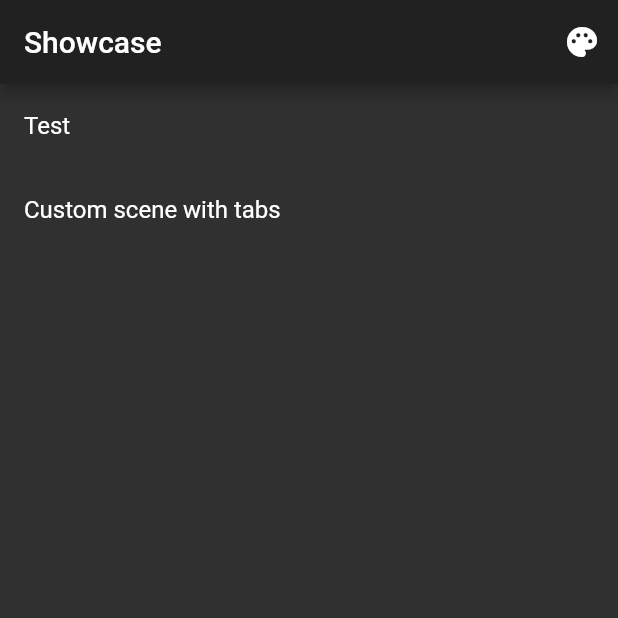
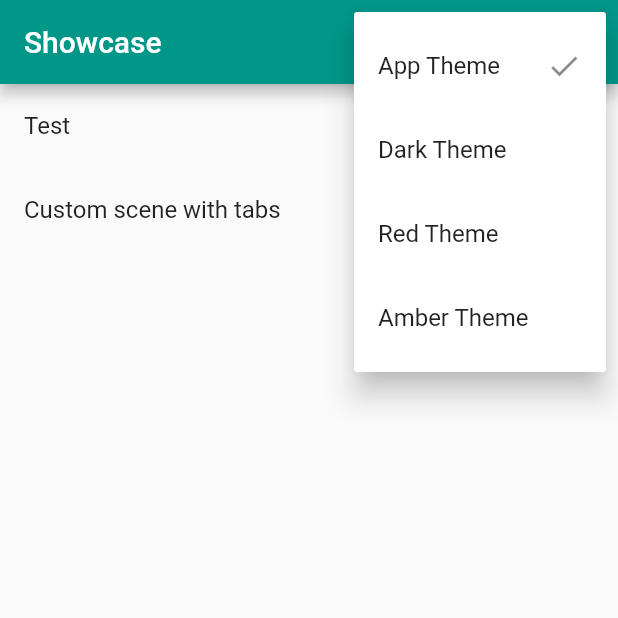
Before and after one commit to karbunkul/flutter_showcase, a Flutter app: the screen it shows after launch, after a tap on the "palette" icon, on a phone screen of 412 x 824 dp, the top half of it. Run offline on Flutter 3.47's test engine with Material 2 defaults, Android fonts, the phone set to English and light mode, and no system bars; missing offline and left inert: dynamic_prop.

Commit message:
preferences

```diff
--- a/example/lib/main.dart
+++ b/example/lib/main.dart
@@ -19,6 +19,17 @@ class MyApp extends StatelessWidget {
         visualDensity: VisualDensity.adaptivePlatformDensity,
       ),
       home: Showcase(
+        themes: [
+          ThemeInfo(data: ThemeData.dark(), title: 'Dark Theme'),
+          ThemeInfo(
+            data: ThemeData(primarySwatch: Colors.red),
+            title: 'Red Theme',
+          ),
+          ThemeInfo(
+            data: ThemeData(primarySwatch: Colors.amber),
+            title: 'Amber Theme',
+          ),
+        ],
         definitions: [
           Definition(
               title: 'Test',
@@ -29,13 +40,21 @@ class MyApp extends StatelessWidget {
                   initialData: 'foo bar',
                   widget: TextFieldProp(),
                 ),
+                Prop<bool>(
+                  id: 'is_req',
+                  isRequired: true,
+                  widget: CheckboxProp('Is req?'),
+                ),
               ],
               builder: (BuildContext context, PropValues values) {
+                if (values.value('is_req') == false) {
+                  return Text('failed');
+                }
                 return Text(values.value('data') ?? 'default');
               }),
           Definition(
             title: 'Custom scene with tabs',
-            sceneBuilder: (_, scene) => SceneWithTabs(scene: scene),
+//            sceneBuilder: (_, scene) => SceneWithTabs(scene: scene),
             props: [
               Prop<String>(
                 id: 'data',
@@ -51,6 +70,28 @@ class MyApp extends StatelessWidget {
       ),
     );
   }
+}
+
+class CheckboxProp implements PropWidget<bool> {
+  final String title;
+
+  CheckboxProp(this.title);
+  @override
+  Widget builder(BuildContext context, bool value, onChanged) {
+    return Row(
+      children: <Widget>[
+        Checkbox(value: value ?? false, onChanged: onChanged),
+        SizedBox(width: 16),
+        Text(this.title ?? ''),
+      ],
+    );
+  }
+
+  @override
+  void dispose() {}
+
+  @override
+  void init(bool initialData) {}
 }
 
 class TextFieldProp implements PropWidget<String> {
--- a/example/lib/scene_with_tabs.dart
+++ b/example/lib/scene_with_tabs.dart
@@ -24,8 +24,7 @@ class _SceneWithTabsState extends State<SceneWithTabs> {
       floatingActionButton: FloatingActionButton(
         child: Icon(Icons.palette),
         onPressed: () {
-          widget.scene
-              .changeTheme(ThemeInfo(data: widget.scene.themes[0].data));
+          widget.scene.changeTheme(widget.scene.themes[0].data);
         },
       ),
       bottomNavigationBar: BottomNavigationBar(
--- a/lib/src/definition.dart
+++ b/lib/src/definition.dart
@@ -31,4 +31,6 @@ class PropValues {
       return data[id];
     }
   }
+
+  bool hasKey(String key) => data.containsKey(key);
 }
--- a/lib/src/preferences.dart
+++ b/lib/src/preferences.dart
@@ -21,9 +21,11 @@ class Preferences with ChangeNotifier {
     notifyListeners();
   }
 
-  void changeTheme(ThemeInfo themeInfo) {
-    _currentTheme = themeInfo.data;
-    _notify();
+  void changeTheme(ThemeData themeData) {
+    if (identical(themeData, _currentTheme) == false) {
+      _currentTheme = themeData;
+      _notify();
+    }
   }
 
   List<ThemeItem> get themes => _themes.map((e) {
--- a/lib/src/scene_context.dart
+++ b/lib/src/scene_context.dart
@@ -1,15 +1,15 @@
 import 'package:dynamic_prop/dynamic_prop.dart';
 import 'package:flutter/foundation.dart';
+import 'package:flutter/material.dart';
 import 'package:flutter/widgets.dart';
 import 'package:showcase/src/definition.dart';
-import 'package:showcase/src/theme_info.dart';
 import 'package:showcase/src/theme_item.dart';
 
 class SceneContext {
   final Definition definition;
   final Widget child;
   final OnPropChange onPropChange;
-  final ValueChanged<ThemeInfo> changeTheme;
+  final ValueChanged<ThemeData> changeTheme;
   final List<ThemeItem> themes;
 
   SceneContext({
--- a/lib/src/showcase_list_page.dart
+++ b/lib/src/showcase_list_page.dart
@@ -4,6 +4,7 @@ import 'package:showcase/src/definition.dart';
 import 'package:showcase/src/scene_view_page.dart';
 import 'package:showcase/src/preferences.dart';
 import 'package:showcase/src/theme_info.dart';
+import 'package:showcase/src/theme_item.dart';
 
 class ShowcaseListPage extends StatefulWidget {
   final Preferences preferences;
@@ -20,6 +21,36 @@ class _ShowcaseListPageState extends State<ShowcaseListPage> {
     return widget.definitions != null ? widget.definitions : [];
   }
 
+  List<Widget> actions() {
+    List<Widget> items = [];
+
+    if (widget.preferences.themes.length > 1) {
+      items.add(PopupMenuButton<ThemeItem>(
+        itemBuilder: (_) {
+          return widget.preferences.themes.map((e) {
+            var trailing;
+            if (e.current == true) {
+              trailing = Icon(Icons.check);
+            }
+            return PopupMenuItem<ThemeItem>(
+              child: ListTile(
+                title: Text(e.title),
+                trailing: trailing,
+              ),
+              value: e,
+            );
+          }).toList();
+        },
+        icon: Icon(Icons.palette),
+        onSelected: (value) {
+          widget.preferences.changeTheme(value.data);
+        },
+      ));
+    }
+
+    return items;
+  }
+
   @override
   Widget build(BuildContext context) {
     return Theme(
@@ -27,16 +58,7 @@ class _ShowcaseListPageState extends State<ShowcaseListPage> {
       child: Scaffold(
         appBar: AppBar(
           title: Text('Showcase'),
-          actions: [
-            IconButton(
-              icon: Icon(Icons.palette),
-              onPressed: () {
-                print(widget.preferences.themes[0].current);
-                widget.preferences
-                    .changeTheme(ThemeInfo(data: ThemeData.dark()));
-              },
-            )
-          ],
+          actions: actions(),
         ),
         body: buildList(),
       ),
```
